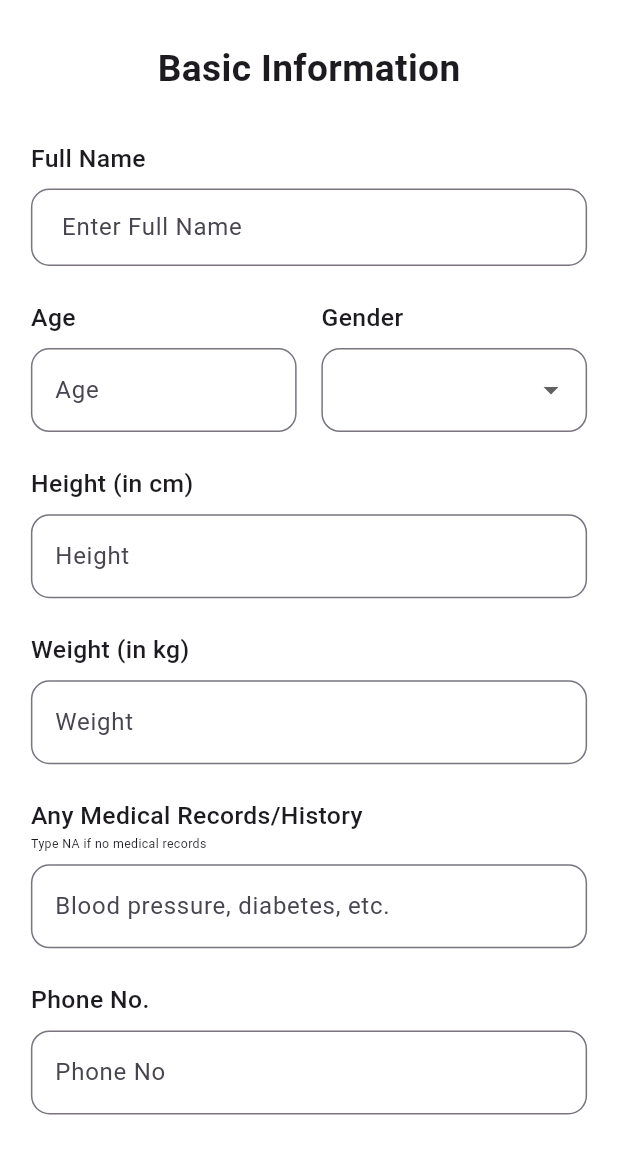
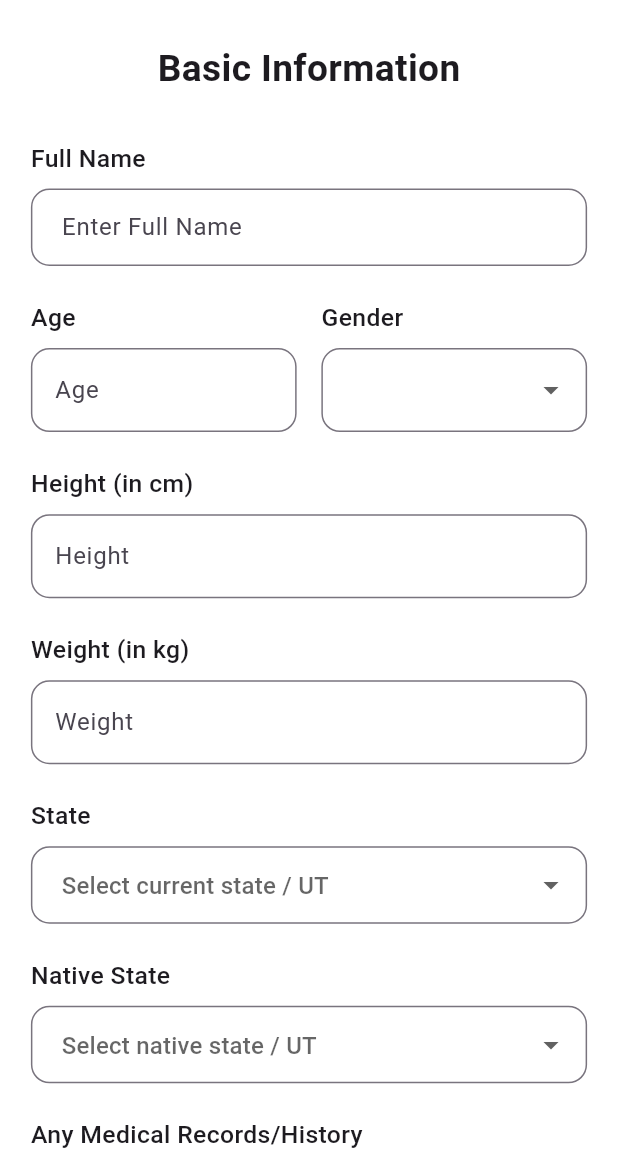
Before and after one commit to AyazAhmed56/fitnova_frontend, a Flutter app: the Infoscreen screen opened directly, on a phone screen of 412 x 824 dp, the part 84-1236 px from its top. Run offline on Flutter 3.47's test engine with Material 3 defaults, Android fonts, the phone set to English and light mode, and no system bars; our stand-ins replace flutter_dotenv, hugeicons, marquee, pdf, printing, supabase_flutter; accounts and stored records are empty.

Commit message:
update diet plan

```diff
--- a/lib/models/onboarding_data.dart
+++ b/lib/models/onboarding_data.dart
@@ -10,6 +10,8 @@ class OnboardingData {
   double weight = 0;
   String medical = '';
   int phone = 0;
+  String state = '';
+  String nativeState = '';
 
   String goal = '';
   // Lose Weight & Weight Gain
--- a/lib/models/user_profile_model.dart
+++ b/lib/models/user_profile_model.dart
@@ -8,6 +8,8 @@ class UserProfileModel {
   final double weight;
   final String medical;
   final int phone;
+  final String state;
+  final String nativeState;
 
   final String goal;
   final double targetWeight;
@@ -91,6 +93,8 @@ class UserProfileModel {
     required this.weight,
     required this.medical,
     required this.phone,
+    required this.state,
+    required this.nativeState,
 
     required this.goal,
     required this.targetWeight,
@@ -163,6 +167,8 @@ class UserProfileModel {
       'gender': gender,
       'height': height,
       'weight': weight,
+      'state': state,
+      'nativeState': nativeState,
       'medical': medical,
       'goal': goal,
       'target_weight': targetWeight,
@@ -262,6 +268,10 @@ class UserProfileModel {
       height: _toDouble(json['height']),
 
       weight: _toDouble(json['weight']),
+
+      state: json['state']?.toString() ?? '',
+
+      nativeState: json['nativeState']?.toString() ?? '',
 
       medical: json['medical']?.toString() ?? '',
 
--- a/lib/planner_screens/info.dart
+++ b/lib/planner_screens/info.dart
@@ -11,6 +11,45 @@ class Infoscreen extends StatefulWidget {
 
 class _InfoscreenState extends State<Infoscreen> {
   String? selectedGender;
+  static const List<String> indianStatesAndUTs = [
+    'Andhra Pradesh',
+    'Arunachal Pradesh',
+    'Assam',
+    'Bihar',
+    'Chhattisgarh',
+    'Goa',
+    'Gujarat',
+    'Haryana',
+    'Himachal Pradesh',
+    'Jharkhand',
+    'Karnataka',
+    'Kerala',
+    'Madhya Pradesh',
+    'Maharashtra',
+    'Manipur',
+    'Meghalaya',
+    'Mizoram',
+    'Nagaland',
+    'Odisha',
+    'Punjab',
+    'Rajasthan',
+    'Sikkim',
+    'Tamil Nadu',
+    'Telangana',
+    'Tripura',
+    'Uttar Pradesh',
+    'Uttarakhand',
+    'West Bengal',
+    'Andaman and Nicobar Islands',
+    'Chandigarh',
+    'Dadra and Nagar Haveli and Daman and Diu',
+    'Delhi (National Capital Territory)',
+    'Jammu and Kashmir',
+    'Ladakh',
+    'Lakshadweep',
+    'Puducherry',
+  ];
+
   final _formKey = GlobalKey<FormState>();
   final TextEditingController nameController = TextEditingController();
   final TextEditingController ageController = TextEditingController();
@@ -18,6 +57,8 @@ class _InfoscreenState extends State<Infoscreen> {
   final TextEditingController weightController = TextEditingController();
   final TextEditingController phoneController = TextEditingController();
   final TextEditingController medicalController = TextEditingController();
+  final TextEditingController stateController = TextEditingController();
+  final TextEditingController nativeStateController = TextEditingController();
 
   @override
   Widget build(BuildContext context) {
@@ -266,6 +307,94 @@ class _InfoscreenState extends State<Infoscreen> {
                       SizedBox(height: sh * 0.03),
 
                       Text(
+                        'State',
+                        style: TextStyle(
+                          fontSize: sw * 0.04,
+                          fontWeight: FontWeight.w500,
+                        ),
+                      ),
+                      SizedBox(height: sh * 0.01),
+                      DropdownButtonFormField<String>(
+                        value: stateController.text.isEmpty
+                            ? null
+                            : stateController.text,
+                        isExpanded: true,
+                        decoration: InputDecoration(
+                          hintText: 'Select current state / UT',
+                          border: OutlineInputBorder(
+                            borderRadius: BorderRadius.circular(sw * 0.03),
+                          ),
+                          contentPadding: EdgeInsets.symmetric(
+                            horizontal: sw * 0.04,
+                            vertical: sh * 0.018,
+                          ),
+                        ),
+                        items: indianStatesAndUTs.map((state) {
+                          return DropdownMenuItem<String>(
+                            value: state,
+                            child: Text(state, overflow: TextOverflow.ellipsis),
+                          );
+                        }).toList(),
+                        onChanged: (value) {
+                          setState(() {
+                            stateController.text = value ?? '';
+                          });
+                        },
+                        validator: (value) {
+                          if (value == null || value.isEmpty) {
+                            return 'Please select your current state';
+                          }
+                          return null;
+                        },
+                      ),
+
+                      SizedBox(height: sh * 0.03),
+
+                      Text(
+                        'Native State',
+                        style: TextStyle(
+                          fontSize: sw * 0.04,
+                          fontWeight: FontWeight.w500,
+                        ),
+                      ),
+                      SizedBox(height: sh * 0.01),
+                      DropdownButtonFormField<String>(
+                        value: nativeStateController.text.isEmpty
+                            ? null
+                            : nativeStateController.text,
+                        isExpanded: true,
+                        decoration: InputDecoration(
+                          hintText: 'Select native state / UT',
+                          border: OutlineInputBorder(
+                            borderRadius: BorderRadius.circular(sw * 0.03),
+                          ),
+                          contentPadding: EdgeInsets.symmetric(
+                            horizontal: sw * 0.04,
+                            vertical: sh * 0.018,
+                          ),
+                        ),
+                        items: indianStatesAndUTs.map((state) {
+                          return DropdownMenuItem<String>(
+                            value: state,
+                            child: Text(state, overflow: TextOverflow.ellipsis),
+                          );
+                        }).toList(),
+                        onChanged: (value) {
+                          setState(() {
+                            nativeStateController.text = value ?? '';
+                          });
+                        },
+                        validator: (value) {
+                          if (value == null || value.isEmpty) {
+                            return 'Please select your native state';
+                          }
+                          return null;
+                        },
+                      ),
+
+                      SizedBox(height: sh * 0.03),
+
+                      Text(
                         'Any Medical Records/History',
                         style: TextStyle(
                           fontSize: sw * 0.04,
--- a/lib/planner_screens/plangenerator.dart
+++ b/lib/planner_screens/plangenerator.dart
@@ -43,7 +43,8 @@ class _PlanGeneratorState extends State<PlanGenerator> {
         weight: data.weight,
         medical: data.medical,
         phone: data.phone,
-
+        state: data.state,
+        nativeState: data.nativeState,
         goal: data.goal,
         targetWeight: data.targetWeight,
         durationMonths: data.durationMonths,
--- a/lib/services/ai_service.dart
+++ b/lib/services/ai_service.dart
@@ -22,6 +22,9 @@ Gender: ${profile.gender}
 Height: ${profile.height} cm
 Weight: ${profile.weight} kg
 Goal: ${profile.goal}
+Medical Records: ${profile.medical}
+Current living state: ${profile.state}
+Birth / Native state: ${profile.nativeState}
 Target Weight: ${profile.targetWeight}
 Duration: ${profile.durationMonths} months
 Muscle Gain Target:${profile.muscleGainTarget}
@@ -115,6 +118,9 @@ Strength Goal, Primary Lift, Rep Range for strength and power
 Endurance Goal, Cardio Preference for improve endurance
 Fitness Goals, Workout Place for generl fitness
 Sport Name, Performance Goal, Competition Level for Athletic Performance
+27. Add the green or black tea both the days if needed add in both morning and evening
+28. based on the age give the food related to them if either age is around adult, teeenage, young then give the items like chilli paneer, soya chicken, pizza, burger, fries, momos but everything should be healthy and easy to cook or prepare and if the age is elder, senior citizen, old then give items like dal, sabzi, roti, rice, etc.
+29. Based on the state and native place give the mostly items that relate to that current state or native state.
 
 you MUST provide:
 ingredients:
```
